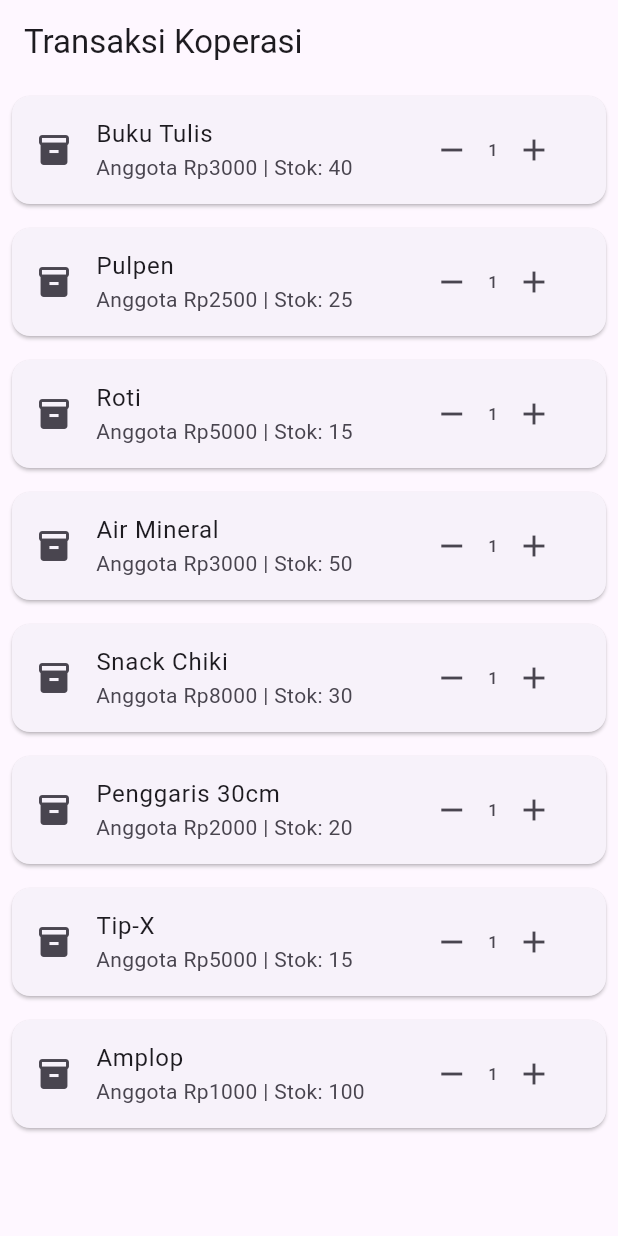
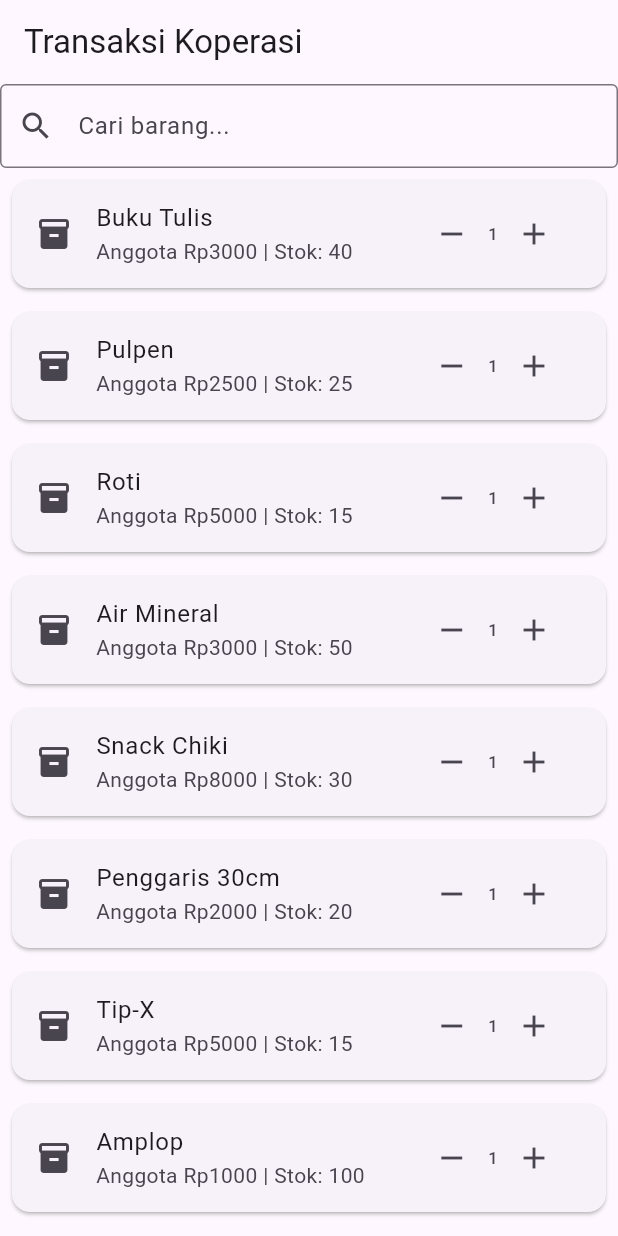
Before and after one commit to irsyadulrpl1-dot/latihan1-18Irsyad, a Flutter app: the screen it shows after launch, on a phone screen of 412 x 824 dp. Run offline on Flutter 3.47's test engine with Material 3 defaults, Android fonts, the light colour scheme and no system bars.

Commit message:
LKM 9 fitur pencarian

```diff
--- a/kopsis_ui/lib/main.dart
+++ b/kopsis_ui/lib/main.dart
@@ -3,15 +3,33 @@ import 'package:flutter/material.dart';
 
 void main() => runApp(const MyApp());
 
-class MyApp extends StatelessWidget {
+class MyApp extends StatefulWidget {
   const MyApp({super.key});
 
-  // 1. BUKTI KEUNGGULAN: Nambah 5 barang baru di bagian data doang
+  @override
+  State<MyApp> createState() => _MyAppState();
+}
+
+class _MyAppState extends State<MyApp> {
+  late TextEditingController _controller;
+  String kataCari = '';
+
+  @override
+  void initState() {
+    super.initState();
+    _controller = TextEditingController();
+  }
+
+  @override
+  void dispose() {
+    _controller.dispose();
+    super.dispose();
+  }
+
   final List<Map<String, dynamic>> daftarBarang = const [
     {'nama': 'Buku Tulis', 'anggota': 3000, 'umum': 3500, 'stok': 40},
     {'nama': 'Pulpen', 'anggota': 2500, 'umum': 3000, 'stok': 25},
     {'nama': 'Roti', 'anggota': 5000, 'umum': 5500, 'stok': 15},
-    // --- 5 BARANG BARU DI BAWAH INI ---
     {'nama': 'Air Mineral', 'anggota': 3000, 'umum': 3500, 'stok': 50},
     {'nama': 'Snack Chiki', 'anggota': 8000, 'umum': 10000, 'stok': 30},
     {'nama': 'Penggaris 30cm', 'anggota': 2000, 'umum': 2500, 'stok': 20},
@@ -19,22 +37,46 @@ class MyApp extends StatelessWidget {
     {'nama': 'Amplop', 'anggota': 1000, 'umum': 1500, 'stok': 100},
   ];
 
-  // 2. BAGIAN TAMPILAN: Nggak ada yang diubah sama sekali (sesuai instruksi)
   @override
   Widget build(BuildContext context) {
+    // Menyaring daftar barang berdasarkan kotak pencarian
+    final hasilCari = daftarBarang.where((b) =>
+      b['nama'].toLowerCase().contains(kataCari.toLowerCase())
+    ).toList();
+
     return MaterialApp(
       home: Scaffold(
         appBar: AppBar(title: const Text('Transaksi Koperasi')),
-        body: ListView.builder(
-          itemCount: daftarBarang.length,
-          itemBuilder: (context, index) {
-            final barang = daftarBarang[index];
-            return BarangCard(
-              nama: barang['nama'],
-              hargaAnggota: barang['anggota'],
-              stok: barang['stok'],
-            );
-          },
+        body: Column(
+          children: [
+            TextField(
+              controller: _controller,
+              decoration: const InputDecoration(
+                hintText: 'Cari barang...',
+                prefixIcon: Icon(Icons.search),
+                border: OutlineInputBorder(),
+              ),
+              onChanged: (value) {
+                setState(() {
+                  kataCari = value;
+                });
+              },
+            ),
+            Expanded(
+              child: ListView.builder(
+                itemCount: hasilCari.length,
+                itemBuilder: (context, index) {
+                  final barang = hasilCari[index];
+                  // Sesuaikan parameter dengan barang_card.dart milikmu
+                  return BarangCard(
+                    nama: barang['nama'] as String,
+                    hargaAnggota: barang['anggota'] as int,
+                    stok: barang['stok'] as int,
+                  );
+                },
+              ),
+            ),
+          ],
         ),
       ),
     );
```
